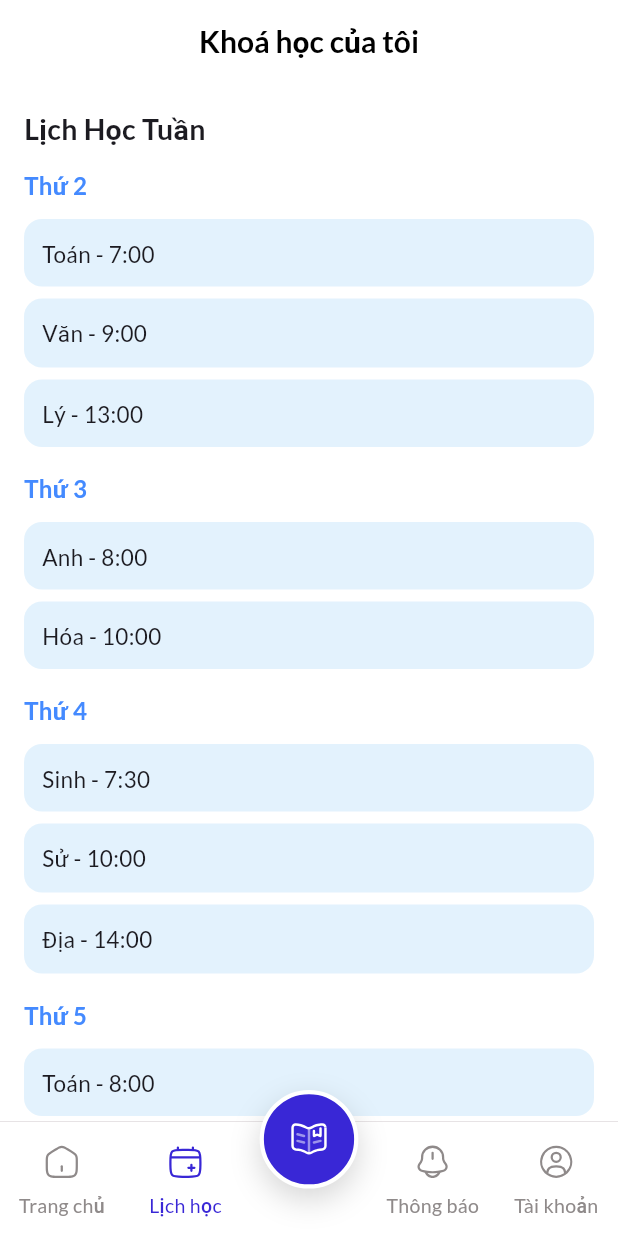
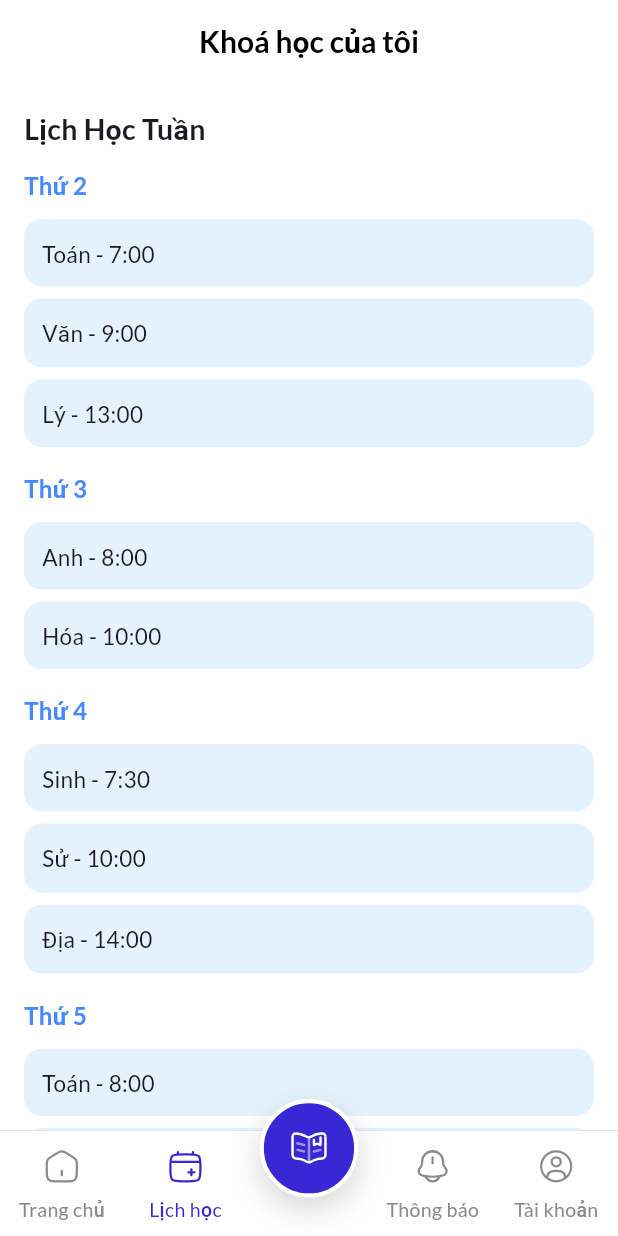
Before and after one commit to npnamdev/flutter-hoola-app-demo, a Flutter app: the NavigationMenu screen opened directly with empty values, item 2 of the bottom bar chosen, on a phone screen of 412 x 824 dp. Run offline on Flutter 3.47's test engine with Material 3 defaults, Android fonts, the phone set to English and light mode, and no system bars; our stand-ins replace flutter_lucide, flutter_riverpod, flutter_svg, go_router, google_fonts, iconsax_flutter and 1 more; accounts and stored records are empty.

```diff
--- a/lib/features/auth/presentation/pages/login_screen.dart
+++ b/lib/features/auth/presentation/pages/login_screen.dart
@@ -38,6 +38,8 @@ class _LoginScreenState extends ConsumerState<LoginScreen> {
     final state = ref.read(loginControllerProvider);
     state.when(
       data: (_) {
+        // Refresh auth status cache so if user somehow returns to splash same session it sees logged-in
+        ref.invalidate(authStatusProvider);
         if (!mounted) return;
         context.go(AppRoutes.homeShell);
       },
@@ -58,6 +60,7 @@ class _LoginScreenState extends ConsumerState<LoginScreen> {
     final state = ref.read(loginControllerProvider);
     state.when(
       data: (_) {
+        ref.invalidate(authStatusProvider);
         if (!mounted) return;
         context.go(AppRoutes.homeShell);
       },
--- a/lib/features/navigation/navigation_menu.dart
+++ b/lib/features/navigation/navigation_menu.dart
@@ -75,7 +75,7 @@ class _NavigationMenuState extends State<NavigationMenu> {
           ),
         ),
         child: NavigationBar(
-          height: 76,
+          height: 70,
           elevation: 0,
           indicatorColor: Colors.transparent,
           overlayColor: MaterialStateProperty.all(Colors.transparent),
--- a/lib/features/profile/presentation/pages/profile_screen.dart
+++ b/lib/features/profile/presentation/pages/profile_screen.dart
@@ -12,6 +12,8 @@ class ProfileScreen extends ConsumerWidget {
   Future<void> _logout(WidgetRef ref, BuildContext context) async {
     final repo = ref.read(authRepositoryProvider);
     await repo.logout();
+    // Invalidate cached auth status so future checks re-read preferences
+    ref.invalidate(authStatusProvider);
     if (context.mounted) {
       context.go(AppRoutes.login);
     }
--- a/lib/main.dart
+++ b/lib/main.dart
@@ -2,6 +2,7 @@ import 'package:flutter/material.dart';
 import 'package:flutter_riverpod/flutter_riverpod.dart';
 import 'app/app.dart';
 
-void main() {
+void main() async {
+  WidgetsFlutterBinding.ensureInitialized();
   runApp(const ProviderScope(child: HoolaApp()));
 }
```
